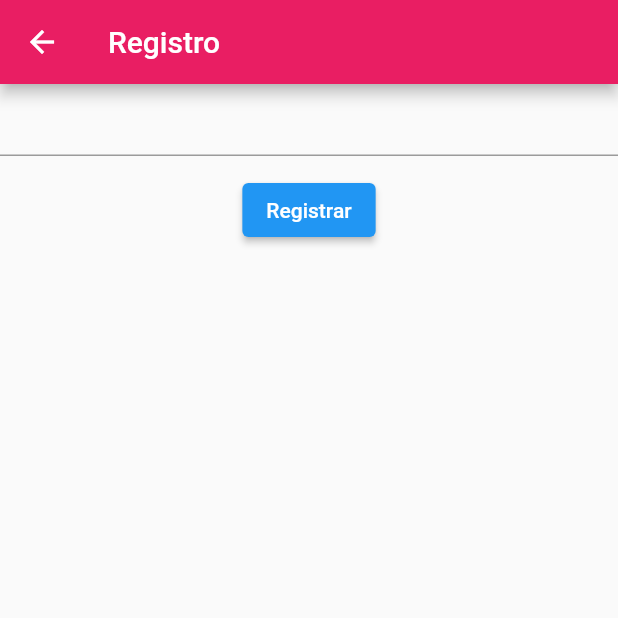
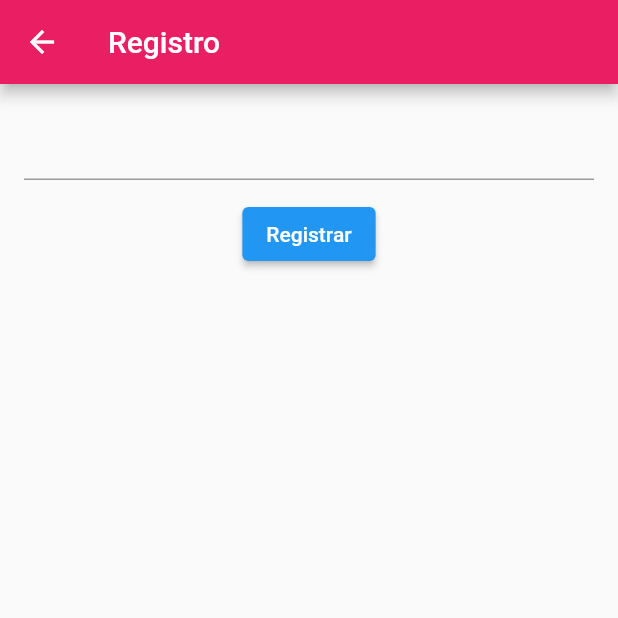
Before and after one commit to jvillavicenciot26/codigo6_states, a Flutter app: the RegisterPage screen opened directly, on a phone screen of 412 x 824 dp, the top half of it. Run offline on Flutter 3.47's test engine with Material 2 defaults, Android fonts, the phone set to English and light mode, and no system bars.

Commit message:
Primer Commit

```diff
--- a/lib/pages/register_page.dart
+++ b/lib/pages/register_page.dart
@@ -1,26 +1,29 @@
 import 'package:flutter/material.dart';
 
 class RegisterPage extends StatelessWidget {
-  const RegisterPage({super.key});
-
   @override
   Widget build(BuildContext context) {
     return Scaffold(
       appBar: AppBar(
         backgroundColor: Colors.pink,
-        title: Text("Registro"),
+        title: const Text("Registro"),
       ),
-      body: Column(
+      body: Padding(
+        padding: const EdgeInsets.all(16.0),
+        child: Column(
           children: [
             TextField(),
-          SizedBox(
+            const SizedBox(
               height: 12.0,
             ),
             ElevatedButton(
               onPressed: () {},
-            child: Text("Registrar"),
+              child: const Text(
+                "Registrar",
+              ),
             ),
           ],
+        ),
       ),
     );
   }
--- a/pubspec.yaml
+++ b/pubspec.yaml
@@ -36,6 +36,7 @@ dependencies:
   # The following adds the Cupertino Icons font to your application.
   # Use with the CupertinoIcons class for iOS style icons.
   cupertino_icons: ^1.0.2
+  provider: ^6.0.5
 
 dev_dependencies:
   flutter_test:
```
Also changed, not shown: pubspec.lock. Lines whose indentation alone changed are shown as unchanged.
